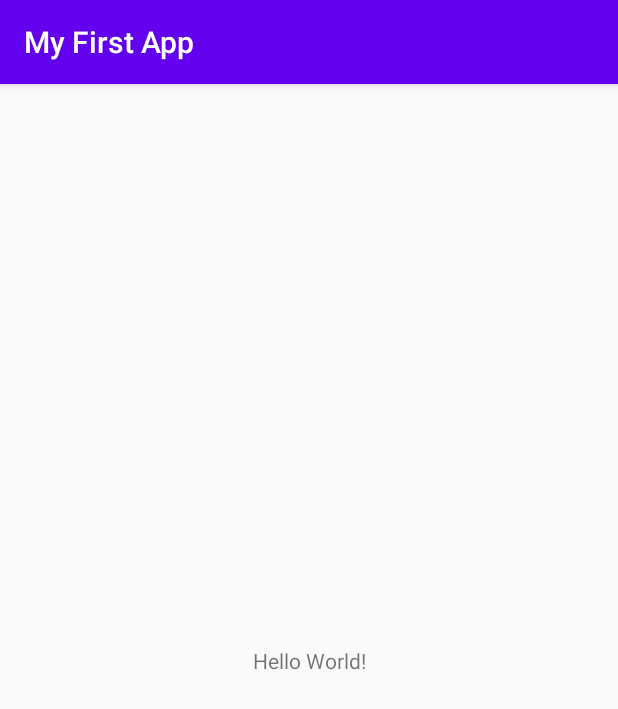
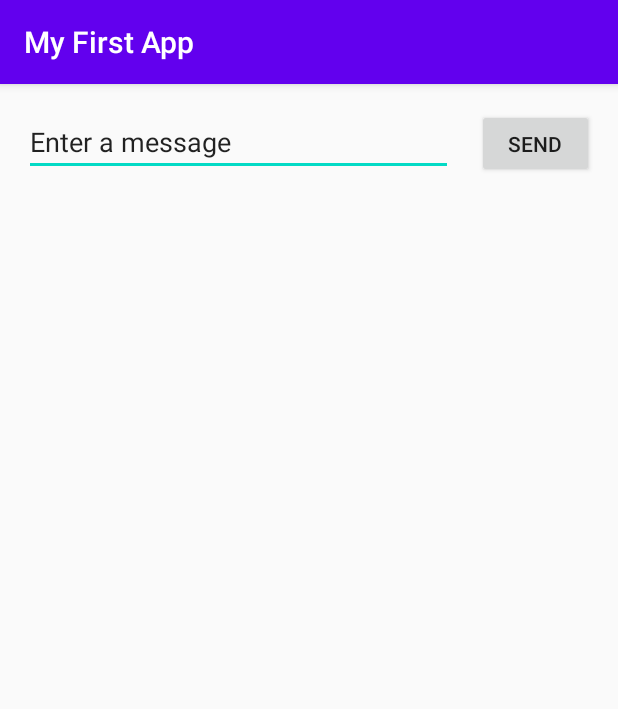
Before and after one commit to Louts21/MyFirstApp, an Android app: the screen it shows after launch (MainActivity), on a phone screen of 412 x 824 dp. Shown: the top 709 px of the screen. Run offline under Robolectric (Android 15) with nearby library versions, the phone set to English and light mode, and no system bars.

Commit message:
Finished the tutorial. Created the beginner application.

```diff
--- a/app/src/main/AndroidManifest.xml
+++ b/app/src/main/AndroidManifest.xml
@@ -1,5 +1,6 @@
 <?xml version="1.0" encoding="utf-8"?>
 <manifest xmlns:android="http://schemas.android.com/apk/res/android"
+    xmlns:tools="http://schemas.android.com/tools"
     package="com.example.myfirstapp">
 
     <application
@@ -9,6 +10,11 @@
         android:roundIcon="@mipmap/ic_launcher_round"
         android:supportsRtl="true"
         android:theme="@style/AppTheme">
+        <activity android:name=".DisplayMessageActivity" android:parentActivityName=".MainActivity"
+            tools:targetApi="jelly_bean">
+            <!-- The meta-data tag is required if you support API level 15 and lower -->
+            <meta-data android:name="android.support.PARENT_ACTIVITY" android:value=".MainActivity"/>
+        </activity>
         <activity android:name=".MainActivity">
             <intent-filter>
                 <action android:name="android.intent.action.MAIN" />
--- a/app/src/main/res/layout/activity_main.xml
+++ b/app/src/main/res/layout/activity_main.xml
@@ -6,13 +6,34 @@
     android:layout_height="match_parent"
     tools:context=".MainActivity">
 
-    <TextView
-        android:layout_width="wrap_content"
+    <EditText
+        android:id="@+id/editTextTextPersonName"
+        android:layout_width="0dp"
         android:layout_height="wrap_content"
-        android:text="Hello World!"
-        app:layout_constraintBottom_toBottomOf="parent"
-        app:layout_constraintLeft_toLeftOf="parent"
-        app:layout_constraintRight_toRightOf="parent"
+        android:layout_marginStart="16dp"
+        android:layout_marginLeft="16dp"
+        android:layout_marginTop="16dp"
+        android:ems="10"
+        android:inputType="textPersonName"
+        android:text="@string/edit_message"
+        app:layout_constraintEnd_toStartOf="@+id/button"
+        app:layout_constraintHorizontal_bias="0.5"
+        app:layout_constraintStart_toStartOf="parent"
         app:layout_constraintTop_toTopOf="parent" />
 
+    <Button
+        android:id="@+id/button"
+        android:layout_width="78dp"
+        android:layout_height="46dp"
+        android:layout_marginStart="16dp"
+        android:layout_marginLeft="16dp"
+        android:layout_marginEnd="16dp"
+        android:layout_marginRight="16dp"
+        android:onClick="sendMessage"
+        android:text="@string/button_send"
+        app:layout_constraintBaseline_toBaselineOf="@+id/editTextTextPersonName"
+        app:layout_constraintEnd_toEndOf="parent"
+        app:layout_constraintHorizontal_bias="0.5"
+        app:layout_constraintStart_toEndOf="@+id/editTextTextPersonName" />
+
 </androidx.constraintlayout.widget.ConstraintLayout>
--- a/app/src/main/res/values/strings.xml
+++ b/app/src/main/res/values/strings.xml
@@ -1,3 +1,5 @@
 <resources>
     <string name="app_name">My First App</string>
+    <string name="edit_message">Enter a message</string>
+    <string name="button_send">Send</string>
 </resources>
```
Also changed, not shown: app/src/main/java/com/example/myfirstapp/DisplayMessageActivity.java (added, +24 -0 lines), app/src/main/java/com/example/myfirstapp/MainActivity.java (+20 -0 lines), app/src/main/res/layout/activity_display_message.xml (added, +18 -0 lines).
